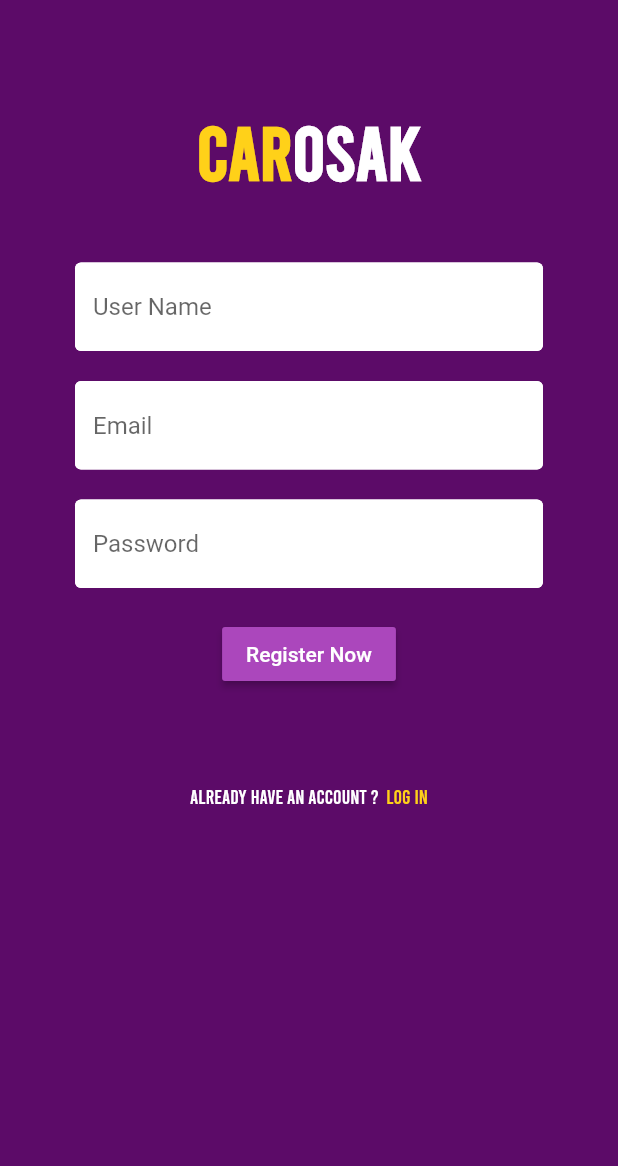
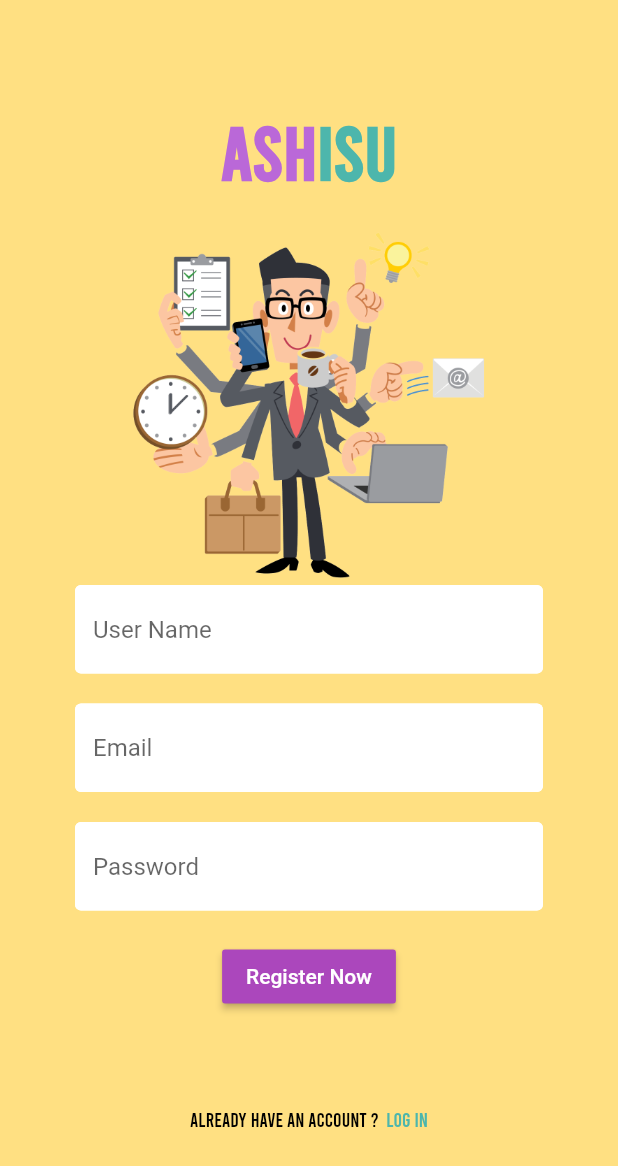
Before and after one commit to FaizAnuar/Ashisu2, a Flutter app: the Register screen opened directly, on a phone screen of 412 x 824 dp. Shown: the top 1166 px of the screen. Run offline on Flutter 3.47's test engine with Material 2 defaults, Android fonts, the phone set to English and light mode, and no system bars; our stand-ins replace cloud_firestore, dio, firebase_auth, firebase_core, firebase_storage, flutter_cache_manager and 5 more; missing offline and left inert: flutter_statusbarcolor, wallpaper_manager; accounts and stored records are empty.

Commit message:
sign up update

```diff
--- a/lib/screens/register.dart
+++ b/lib/screens/register.dart
@@ -33,7 +33,7 @@ class _RegisterState extends State<Register> {
         ? Loading()
         : Scaffold(
             resizeToAvoidBottomInset: true,
-            backgroundColor: Color(0xFF5C0B68),
+            backgroundColor: Colors.amber[200],
             body: Container(
                 height: double.infinity,
                 padding: EdgeInsets.symmetric(vertical: 20, horizontal: 50),
@@ -46,22 +46,27 @@ class _RegisterState extends State<Register> {
                         RichText(
                           text: TextSpan(children: <TextSpan>[
                             TextSpan(
-                                text: "CAR",
+                                text: "ASH",
                                 style: TextStyle(
-                                    color: Color(0xffFFD119),
+                                    color: kPrimaryColor,
                                     fontWeight: FontWeight.bold,
                                     fontSize: 50,
                                     fontFamily: 'Bebas')),
                             TextSpan(
-                                text: "OSAK",
+                                text: "ISU",
                                 style: TextStyle(
-                                    color: Colors.white,
+                                    color: kPrimaryLightColor,
                                     fontWeight: FontWeight.bold,
                                     fontSize: 50,
                                     fontFamily: 'Bebas')),
                           ]),
                         ),
-                        SizedBox(height: 45),
+                        SizedBox(height: 20),
+                        Image.asset(
+                          "assets/manage.png",
+                          width: 500.0,
+                          height: 240.0,
+                        ),
                         TextFormField(
                           decoration: textInputDecoration.copyWith(
                               hintText: 'User Name'),
@@ -139,7 +144,7 @@ class _RegisterState extends State<Register> {
             Text(
               'Already have an account ?',
               style: TextStyle(
-                  fontSize: 13, fontFamily: 'Bebas', color: Colors.white),
+                  fontSize: 13, fontFamily: 'Bebas', color: Colors.black),
             ),
             SizedBox(
               width: 5,
@@ -147,7 +152,7 @@ class _RegisterState extends State<Register> {
             Text(
               'Log In',
               style: TextStyle(
-                  fontSize: 13, fontFamily: 'Bebas', color: Color(0xffFFD119)),
+                  fontSize: 13, fontFamily: 'Bebas', color: kPrimaryLightColor),
             ),
           ],
         ),
--- a/lib/screens/sign_in.dart
+++ b/lib/screens/sign_in.dart
@@ -27,7 +27,7 @@ class _SignInState extends State<SignIn> {
     return loading
         ? Loading()
         : Scaffold(
-            backgroundColor: Colors.amber[50],
+            backgroundColor: Colors.amber[200],
             body: Container(
                 height: double.infinity,
                 decoration: BoxDecoration(
@@ -45,14 +45,14 @@ class _SignInState extends State<SignIn> {
                             RichText(
                               text: TextSpan(children: <TextSpan>[
                                 TextSpan(
-                                    text: "ASI",
+                                    text: "ASH",
                                     style: TextStyle(
                                         color: kPrimaryColor,
                                         fontWeight: FontWeight.bold,
                                         fontSize: 50,
                                         fontFamily: 'Bebas')),
                                 TextSpan(
-                                    text: "SU",
+                                    text: "ISU",
                                     style: TextStyle(
                                         color: kPrimaryLightColor,
                                         fontWeight: FontWeight.bold,
```
